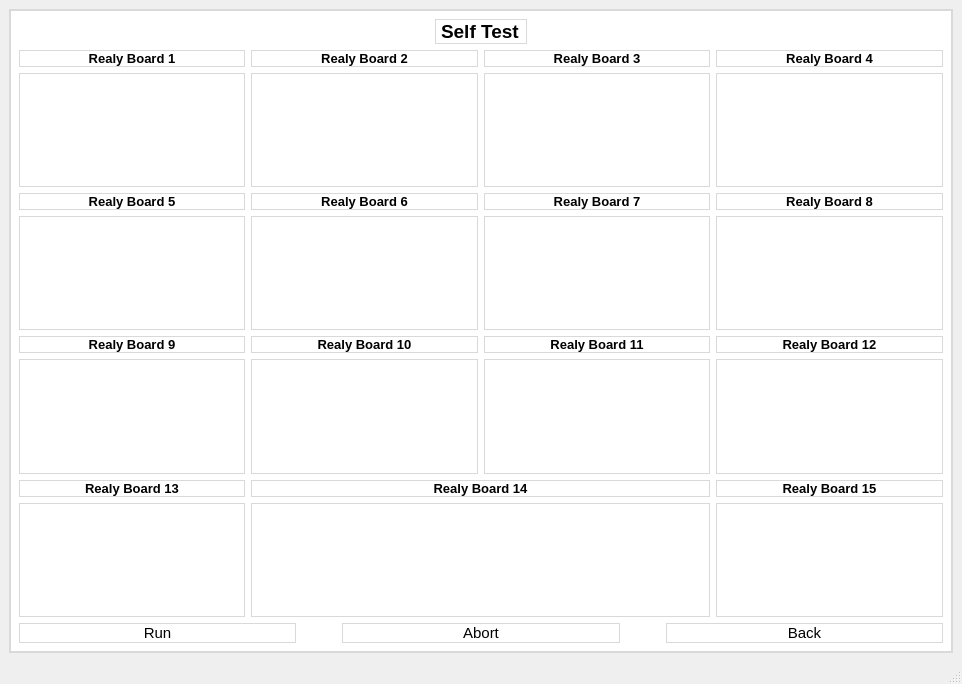
Qt form mainwindow.ui (zubair-appdev/SolarACHT_2) before a commit.
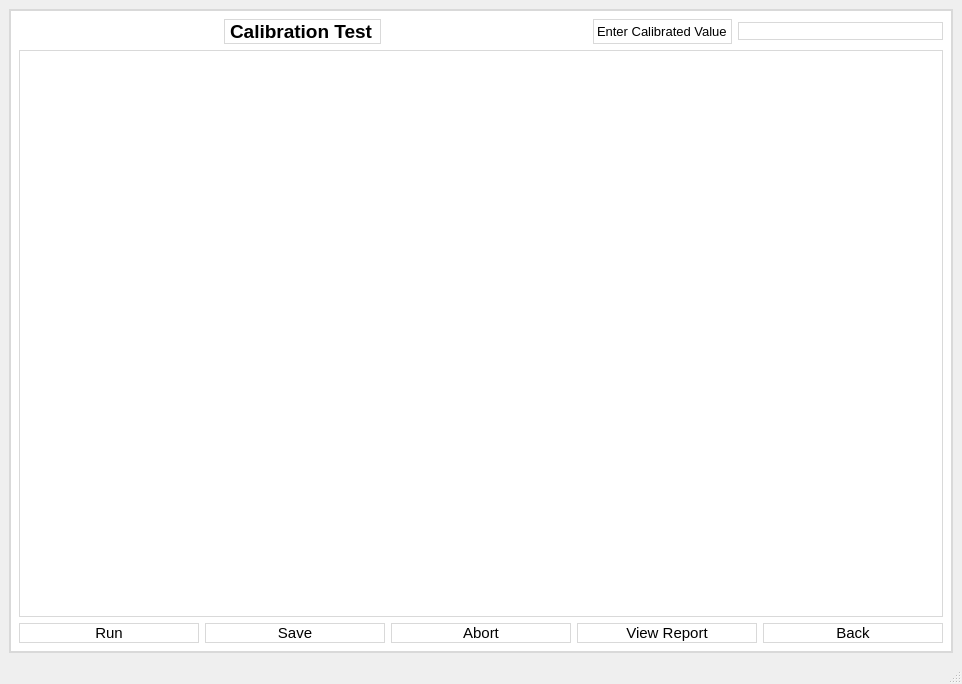
The same form after that commit. Icons and pictures are not drawn.

Commit message: Self test bugs resolved and calibration test started.

```diff
--- a/mainwindow.ui
+++ b/mainwindow.ui
@@ -53,7 +53,7 @@
     gridline-color: #d9d9d9;</string>
       </property>
       <property name="currentIndex">
-       <number>14</number>
+       <number>15</number>
       </property>
       <widget class="QWidget" name="page">
        <layout class="QGridLayout" name="gridLayout_2">
@@ -5630,6 +5630,202 @@
         </item>
        </layout>
       </widget>
+      <widget class="QWidget" name="page_calibrationTest">
+       <layout class="QGridLayout" name="gridLayout_38">
+        <item row="0" column="0">
+         <layout class="QHBoxLayout" name="horizontalLayout_35">
+          <item>
+           <spacer name="horizontalSpacer_80">
+            <property name="orientation">
+             <enum>Qt::Horizontal</enum>
+            </property>
+            <property name="sizeHint" stdset="0">
+             <size>
+              <width>40</width>
+              <height>20</height>
+             </size>
+            </property>
+           </spacer>
+          </item>
+          <item>
+           <widget class="QLabel" name="label_59">
+            <property name="font">
+             <font>
+              <pointsize>14</pointsize>
+              <weight>75</weight>
+              <bold>true</bold>
+             </font>
+            </property>
+            <property name="text">
+             <string>Calibration Test</string>
+            </property>
+           </widget>
+          </item>
+          <item>
+           <spacer name="horizontalSpacer_79">
+            <property name="orientation">
+             <enum>Qt::Horizontal</enum>
+            </property>
+            <property name="sizeHint" stdset="0">
+             <size>
+              <width>40</width>
+              <height>20</height>
+             </size>
+            </property>
+           </spacer>
+          </item>
+          <item>
+           <widget class="QLabel" name="label_60">
+            <property name="font">
+             <font>
+              <pointsize>10</pointsize>
+              <weight>50</weight>
+              <bold>false</bold>
+             </font>
+            </property>
+            <property name="text">
+             <string>Enter Calibrated Value</string>
+            </property>
+           </widget>
+          </item>
+          <item>
+           <widget class="QLineEdit" name="lineEdit_calibratedValue"/>
+          </item>
+         </layout>
+        </item>
+        <item row="1" column="0">
+         <widget class="QTableView" name="tableView_Calibration">
+          <property name="styleSheet">
+           <string notr="true">QScrollBar:vertical
+{
+    background: #2C3E50;
+    width: 14px;
+    border-radius: 7px;
+}
+
+QScrollBar::handle:vertical
+{
+    background: #81D4FA;
+    border-radius: 7px;
+    min-height: 30px;
+}
+
+QScrollBar::handle:vertical:hover
+{
+    background: #B3E5FC;
+}
+
+QScrollBar::add-line:vertical,
+QScrollBar::sub-line:vertical
+{
+    height: 0px;
+}
+
+QScrollBar::add-page:vertical,
+QScrollBar::sub-page:vertical
+{
+    background: none;
+}
+
+QScrollBar:horizontal
+{
+    background: #2C3E50;
+    height: 14px;
+    border-radius: 7px;
+}
+
+QScrollBar::handle:horizontal
+{
+    background: #81D4FA;
+    border-radius: 7px;
+    min-width: 30px;
+}
+
+QScrollBar::handle:horizontal:hover
+{
+    background: #B3EFC;
+}
+
+QScrollBar::add-line:horizontal,
+QScrollBar::sub-line:horizontal
+{
+    width: 0px;
+}
+
+QScrollBar::add-page:horizontal,
+QScrollBar::sub-page:horizontal
+{
+    background: none;
+}</string>
+          </property>
+         </widget>
+        </item>
+        <item row="2" column="0">
+         <layout class="QHBoxLayout" name="horizontalLayout_36">
+          <item>
+           <widget class="QPushButton" name="pushButton_calibrationRun">
+            <property name="font">
+             <font>
+              <pointsize>11</pointsize>
+             </font>
+            </property>
+            <property name="text">
+             <string>Run</string>
+            </property>
+           </widget>
+          </item>
+          <item>
+           <widget class="QPushButton" name="pushButton_calibrationSave">
+            <property name="font">
+             <font>
+              <pointsize>11</pointsize>
+             </font>
+            </property>
+            <property name="text">
+             <string>Save</string>
+            </property>
+           </widget>
+          </item>
+          <item>
+           <widget class="QPushButton" name="pushButton_calibrationAbort">
+            <property name="font">
+             <font>
+              <pointsize>11</pointsize>
+             </font>
+            </property>
+            <property name="text">
+             <string>Abort</string>
+            </property>
+           </widget>
+          </item>
+          <item>
+           <widget class="QPushButton" name="pushButton_calibrationView">
+            <property name="font">
+             <font>
+              <pointsize>11</pointsize>
+             </font>
+            </property>
+            <property name="text">
+             <string>View Report</string>
+            </property>
+           </widget>
+          </item>
+          <item>
+           <widget class="QPushButton" name="pushButton_calibrationBack">
+            <property name="font">
+             <font>
+              <pointsize>11</pointsize>
+             </font>
+            </property>
+            <property name="text">
+             <string>Back</string>
+            </property>
+           </widget>
+          </item>
+         </layout>
+        </item>
+       </layout>
+      </widget>
      </widget>
     </item>
    </layout>
```
Left out of the diff: 51 changed lines with no effect on the pictures. The commit also changes 5 other files.
